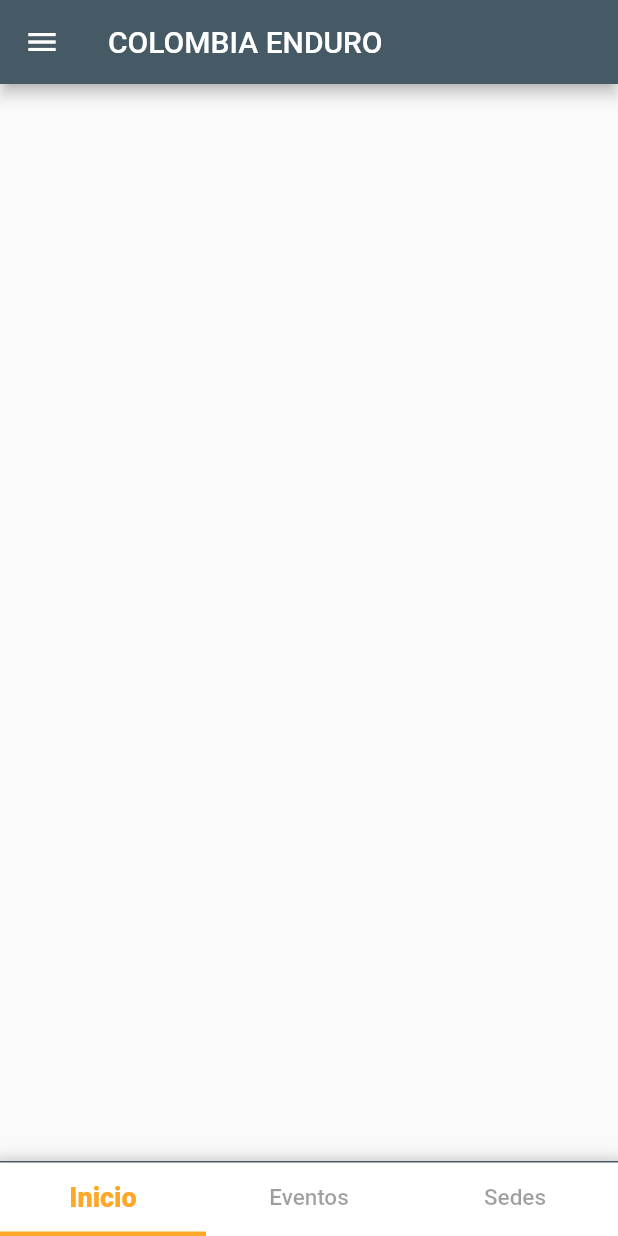
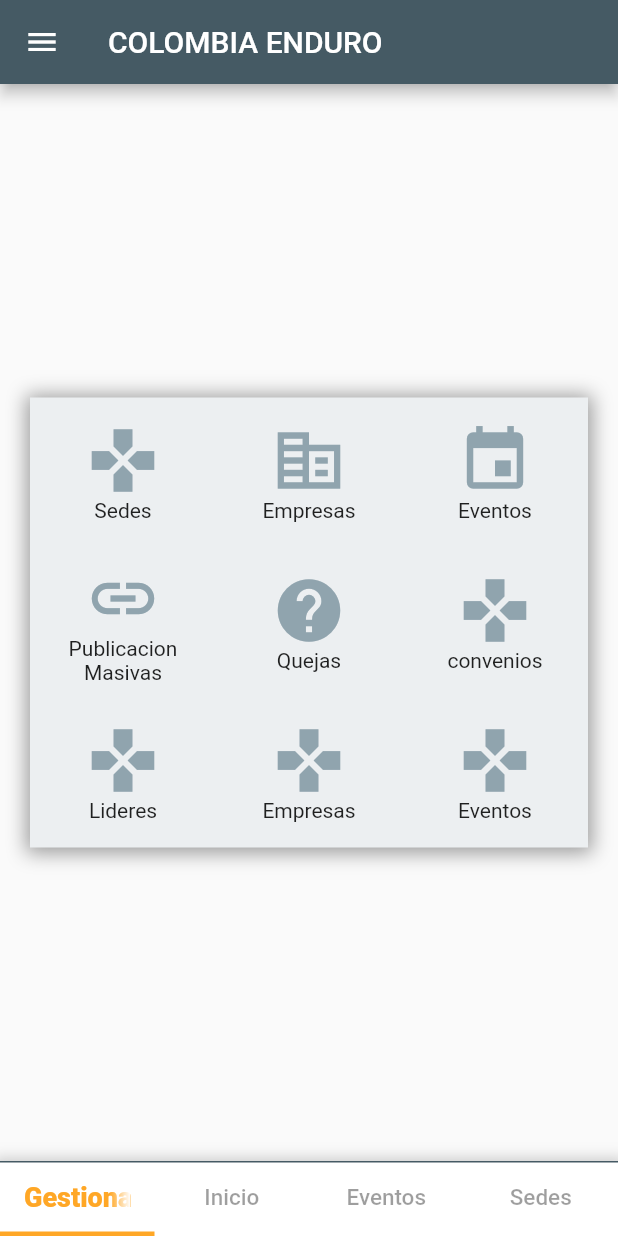
Before and after one commit to colombiaenduroapp/flutterEnduroApp, a Flutter app: the screen it shows after launch, on a phone screen of 412 x 824 dp. Run offline on Flutter 3.47's test engine with Material 2 defaults, Android fonts, the phone set to English and light mode, and no system bars; our stand-ins replace image_picker, shared_preferences, shimmer, youtube_player_flutter; Roboto replaces fonts that are missing (Family Name, Montserrat).

Commit message:
gestionar

```diff
--- a/lib/src/pages/inicio.dart
+++ b/lib/src/pages/inicio.dart
@@ -3,6 +3,7 @@ import 'package:shared_preferences/shared_preferences.dart';
 import 'package:ui_flutter/src/pages/sedes.dart';
 
 import 'package:ui_flutter/src/widgets/tab_bar/tab_evento.dart';
+import 'package:ui_flutter/src/widgets/tab_bar/tab_gestionar.dart';
 import 'package:ui_flutter/src/widgets/tab_bar/tab_inicio.dart';
 import 'package:ui_flutter/src/widgets/tab_bar/tab_sede.dart';
 
@@ -22,6 +23,7 @@ class _InicioPageState extends State<InicioPage>
     with SingleTickerProviderStateMixin {
   int fabIndex;
   final List<Tab> myTabs = <Tab>[
+    new Tab(text: "Gestionar"),
     new Tab(text: "Inicio"),
     new Tab(text: "Eventos"),
     new Tab(text: "Sedes"),
@@ -50,7 +52,7 @@ class _InicioPageState extends State<InicioPage>
   @override
   Widget build(BuildContext context) {
     return new DefaultTabController(
-        length: 3,
+        length: 4,
         child: Scaffold(
           // resizeToAvoidBottomPadding: false,
           appBar: AppBar(
@@ -61,7 +63,7 @@ class _InicioPageState extends State<InicioPage>
           ),
           body: TabBarView(
             controller: tabController,
-            children: [tab_inicio(), tab_evento(), tab_sede()],
+            children: [tab_gestionar(), tab_inicio(), tab_evento(), tab_sede()],
           ),
           bottomNavigationBar: Container(
             height: 50,
@@ -105,12 +107,7 @@ class _InicioPageState extends State<InicioPage>
   }
 
   Widget _bottomButtons() {
-    if (fabIndex == 0) {
-      return FloatingActionButton(
-          shape: StadiumBorder(),
-          onPressed: null,
-          child: Icon(Icons.message, size: 20.0, color: Colors.white));
-    } else if (tabController.index == 1) {
+    if (tabController.index == 2) {
       return FloatingActionButton(
         shape: StadiumBorder(),
         onPressed: () => Navigator.push(
@@ -119,7 +116,7 @@ class _InicioPageState extends State<InicioPage>
                 builder: (context) => pagesEventos(null, null, 'Registrar'))),
         child: Icon(Icons.add, size: 35.0, color: Colors.white),
       );
-    } else if (tabController.index == 2) {
+    } else if (tabController.index == 3) {
       return FloatingActionButton(
         child: Icon(Icons.add, size: 35.0, color: Colors.white),
         shape: StadiumBorder(),
--- /dev/null
+++ b/lib/src/widgets/boton_gestionar.dart
@@ -0,0 +1,24 @@
+import 'package:flutter/material.dart';
+
+class BotonGestionar {
+  Widget boton_gestionar(IconData icon, String texto) {
+    return Container(
+      width: 100,
+      height: 100,
+      child: Column(
+        mainAxisAlignment: MainAxisAlignment.center,
+        children: [
+          Icon(
+            icon,
+            size: 50,
+            color: Colors.blueGrey[300],
+          ),
+          Text(
+            texto,
+            textAlign: TextAlign.center,
+          ),
+        ],
+      ),
+    );
+  }
+}
--- /dev/null
+++ b/lib/src/widgets/cont_gestionar.dart
@@ -0,0 +1,61 @@
+import 'package:flutter/material.dart';
+
+import 'boton_gestionar.dart';
+
+class cont_gestionar extends StatefulWidget {
+  cont_gestionar({Key key}) : super(key: key);
+
+  @override
+  _cont_gestionarState createState() => _cont_gestionarState();
+}
+
+class _cont_gestionarState extends State<cont_gestionar> {
+  @override
+  Widget build(BuildContext context) {
+    return Center(
+      child: Container(
+        margin: EdgeInsets.all(20),
+        decoration: BoxDecoration(color: Colors.blueGrey[50], boxShadow: [
+          BoxShadow(
+            color: Colors.black38,
+            spreadRadius: 3,
+            blurRadius: 10,
+            offset: Offset(0, 1), // changes position of shadow
+          ),
+        ]),
+        child: Column(
+          mainAxisSize: MainAxisSize.min,
+          mainAxisAlignment: MainAxisAlignment.center,
+          children: [
+            Row(
+              mainAxisAlignment: MainAxisAlignment.spaceAround,
+              children: [
+                BotonGestionar().boton_gestionar(Icons.gamepad, 'Sedes'),
+                BotonGestionar()
+                    .boton_gestionar(Icons.corporate_fare, 'Empresas'),
+                BotonGestionar().boton_gestionar(Icons.event, 'Eventos'),
+              ],
+            ),
+            Row(
+              mainAxisAlignment: MainAxisAlignment.spaceAround,
+              children: [
+                BotonGestionar()
+                    .boton_gestionar(Icons.link, 'Publicacion Masivas'),
+                BotonGestionar().boton_gestionar(Icons.help, 'Quejas'),
+                BotonGestionar().boton_gestionar(Icons.gamepad, 'convenios'),
+              ],
+            ),
+            Row(
+              mainAxisAlignment: MainAxisAlignment.spaceAround,
+              children: [
+                BotonGestionar().boton_gestionar(Icons.gamepad, 'Lideres'),
+                BotonGestionar().boton_gestionar(Icons.gamepad, 'Empresas'),
+                BotonGestionar().boton_gestionar(Icons.gamepad, 'Eventos'),
+              ],
+            ),
+          ],
+        ),
+      ),
+    );
+  }
+}
--- /dev/null
+++ b/lib/src/widgets/tab_bar/tab_gestionar.dart
@@ -0,0 +1,16 @@
+import 'package:flutter/material.dart';
+import 'package:ui_flutter/src/widgets/cont_gestionar.dart';
+
+class tab_gestionar extends StatefulWidget {
+  tab_gestionar({Key key}) : super(key: key);
+
+  @override
+  _tab_gestionarState createState() => _tab_gestionarState();
+}
+
+class _tab_gestionarState extends State<tab_gestionar> {
+  @override
+  Widget build(BuildContext context) {
+    return cont_gestionar();
+  }
+}
```
